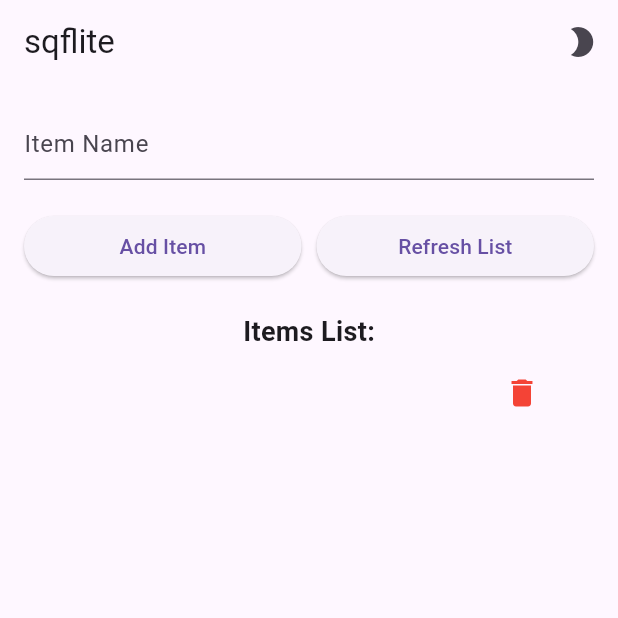
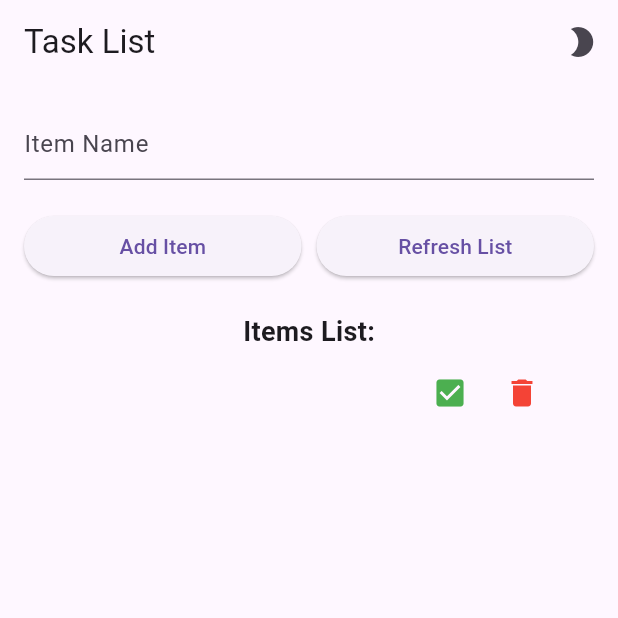
Before and after one commit to Nathan2055/csc4360-cw03-task-list, a Flutter app: the screen it shows after launch, after a tap on "Add Item", on a phone screen of 412 x 824 dp, the top half of it. Run offline on Flutter 3.47's test engine with Material 3 defaults, Android fonts, the phone set to English and light mode, and no system bars; our stand-ins replace sqflite; accounts and stored records are empty.

```diff
--- a/lib/database_helper.dart
+++ b/lib/database_helper.dart
@@ -4,15 +4,16 @@ import 'package:path/path.dart';
 class Item {
   final int? id; // Auto-generated by SQLite
   final String name;
+  final int completed;
 
-  Item({this.id, required this.name});
+  Item({this.id, required this.name, required this.completed});
 
   Map<String, dynamic> toMap() {
-    return {'id': id, 'name': name};
+    return {'id': id, 'name': name, 'completed': completed};
   }
 
   factory Item.fromMap(Map<String, dynamic> map) {
-    return Item(id: map['id'], name: map['name']);
+    return Item(id: map['id'], name: map['name'], completed: map['completed']);
   }
 }
 
@@ -37,7 +38,8 @@ class DBHelper {
     await db.execute('''
       CREATE TABLE items (
         id INTEGER PRIMARY KEY AUTOINCREMENT,
-        name TEXT NOT NULL
+        name TEXT NOT NULL,
+        completed INTEGER NOT NULL
       )
     ''');
   }
@@ -63,6 +65,34 @@ class DBHelper {
     );
   }
 
+  Future<int> markComplete(Item item) async {
+    final db = await database;
+    Map<String, dynamic> itemMap = item.toMap();
+    if (itemMap['completed'] == 0) {
+      itemMap.update('completed', (value) => 1);
+    } else if (itemMap['completed'] == 1) {
+      itemMap.update('completed', (value) => 0);
+    }
+    return await db.update(
+      'items',
+      itemMap,
+      where: 'id = ?',
+      whereArgs: [item.id],
+    );
+  }
+
+  Future<int> markNotComplete(Item item) async {
+    final db = await database;
+    Map<String, dynamic> itemMap = item.toMap();
+    itemMap.update('completed', (value) => 0);
+    return await db.update(
+      'items',
+      itemMap,
+      where: 'id = ?',
+      whereArgs: [item.id],
+    );
+  }
+
   Future<int> deleteItem(int id) async {
     final db = await database;
     return await db.delete('items', where: 'id = ?', whereArgs: [id]);
--- a/lib/main.dart
+++ b/lib/main.dart
@@ -2,28 +2,27 @@ import 'package:flutter/material.dart';
 import 'database_helper.dart';
 
 void main() {
-  runApp(const DatabaseExample());
+  runApp(const TaskList());
 }
 
-class DatabaseExample extends StatefulWidget {
-  const DatabaseExample({super.key});
-
+class TaskList extends StatefulWidget {
+  const TaskList({super.key});
   @override
-  State<DatabaseExample> createState() => _DatabaseExampleState();
+  State<TaskList> createState() => _TaskListState();
 }
 
-class _DatabaseExampleState extends State<DatabaseExample> {
+class _TaskListState extends State<TaskList> {
   // Theme control variables
   ThemeMode _themeMode = ThemeMode.light;
   bool darkMode = false;
 
+  // Database and text editor control variables
   final dbHelper = DBHelper.instance;
   final TextEditingController nameController = TextEditingController();
-
   List<Item> items = [];
 
   void _addItem() async {
-    final newItem = Item(name: nameController.text);
+    final newItem = Item(name: nameController.text, completed: 0);
     await dbHelper.insertItem(newItem);
     _refreshItems();
     _clearTextFields();
@@ -56,7 +55,7 @@ class _DatabaseExampleState extends State<DatabaseExample> {
       home: Scaffold(
         appBar: AppBar(
           automaticallyImplyLeading: false,
-          title: const Text('sqflite'),
+          title: const Text('Task List'),
           actions: <Widget>[
             IconButton(
               // if dark mode, show sun; if light mode, show moon
@@ -111,14 +110,39 @@ class _DatabaseExampleState extends State<DatabaseExample> {
                   itemCount: items.length,
                   itemBuilder: (context, index) {
                     final item = items[index];
+                    Text name = Text(item.name);
+                    if (item.completed == 1) {
+                      name = Text(
+                        item.name,
+                        style: const TextStyle(
+                          color: Colors.blueGrey,
+                          decoration: TextDecoration.lineThrough,
+                        ),
+                      );
+                    }
                     return ListTile(
-                      title: Text(item.name),
-                      trailing: IconButton(
-                        icon: const Icon(Icons.delete, color: Colors.red),
-                        onPressed: () async {
-                          await dbHelper.deleteItem(item.id!);
-                          _refreshItems();
-                        },
+                      title: name,
+                      trailing: Row(
+                        mainAxisSize: MainAxisSize.min,
+                        children: [
+                          IconButton(
+                            icon: const Icon(
+                              Icons.check_box,
+                              color: Colors.green,
+                            ),
+                            onPressed: () async {
+                              await dbHelper.markComplete(item);
+                              _refreshItems();
+                            },
+                          ),
+                          IconButton(
+                            icon: const Icon(Icons.delete, color: Colors.red),
+                            onPressed: () async {
+                              await dbHelper.deleteItem(item.id!);
+                              _refreshItems();
+                            },
+                          ),
+                        ],
                       ),
                     );
                   },
```
